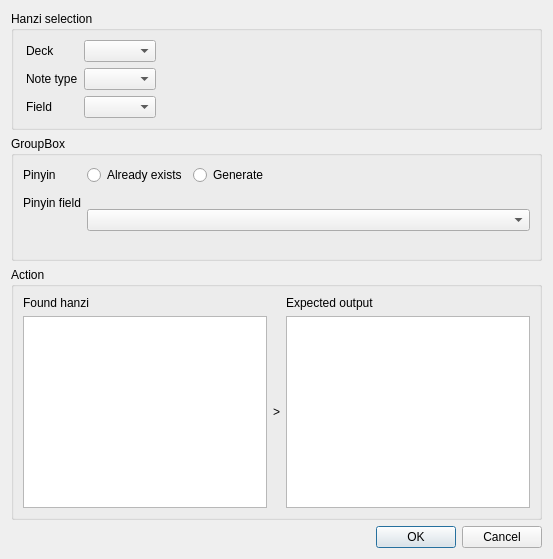
Before: the Qt Designer form Ruby.ui in ericahn/anki-chinese, drawn with Qt 5.
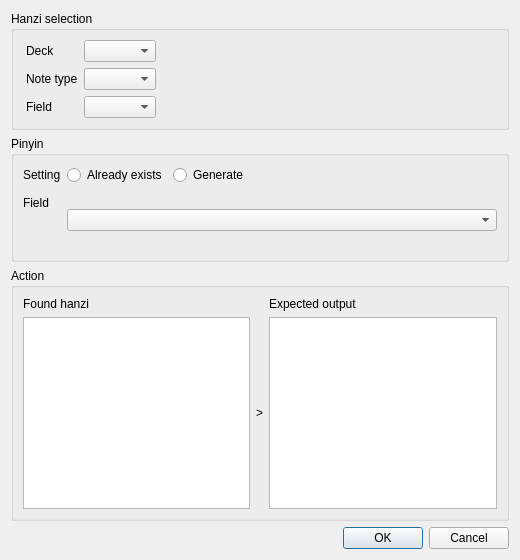
After: the same form once the commit is applied. The open tabs and pages were chosen to show the change.

Commit message: Dialog window now opens correctly

Patch:
```diff
--- a/Ruby.ui
+++ b/Ruby.ui
@@ -6,8 +6,8 @@
    <rect>
     <x>0</x>
     <y>0</y>
-    <width>553</width>
-    <height>559</height>
+    <width>520</width>
+    <height>560</height>
    </rect>
   </property>
   <property name="windowTitle">
@@ -68,7 +68,7 @@
    <item>
     <widget class="QGroupBox" name="groupBox_3">
      <property name="title">
-      <string>GroupBox</string>
+      <string>Pinyin</string>
      </property>
      <layout class="QFormLayout" name="formLayout">
       <property name="fieldGrowthPolicy">
@@ -77,7 +77,7 @@
       <item row="1" column="0">
        <widget class="QLabel" name="label_7">
         <property name="text">
-         <string>Pinyin</string>
+         <string>Setting</string>
         </property>
        </widget>
       </item>
@@ -160,7 +160,7 @@
       <item row="2" column="0">
        <widget class="QLabel" name="label_8">
         <property name="text">
-         <string>Pinyin field</string>
+         <string>Field</string>
         </property>
        </widget>
       </item>
```
Left out of the diff: 4 changed lines with no effect on the pictures. The commit also changes 2 other files.
